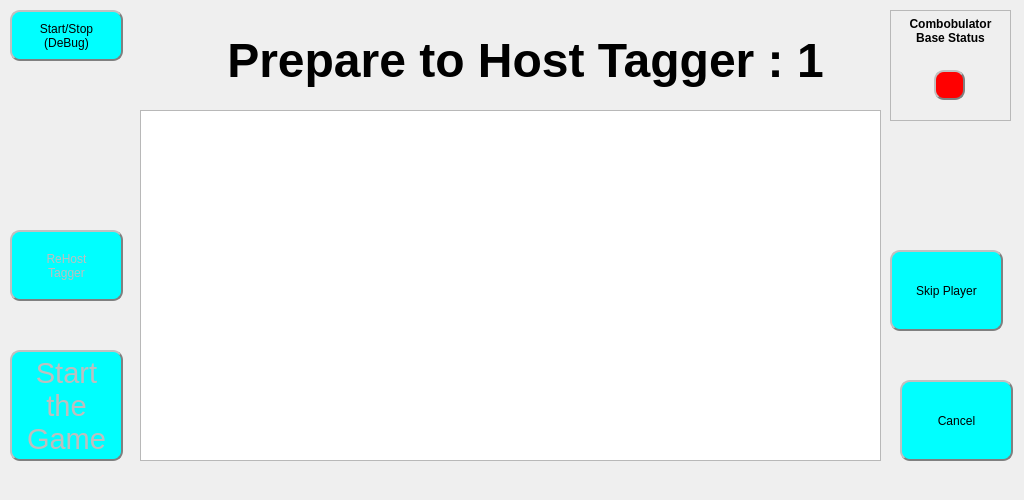
Old version of the form HostGameWindow.ui in the repository rmick/Combobulator.
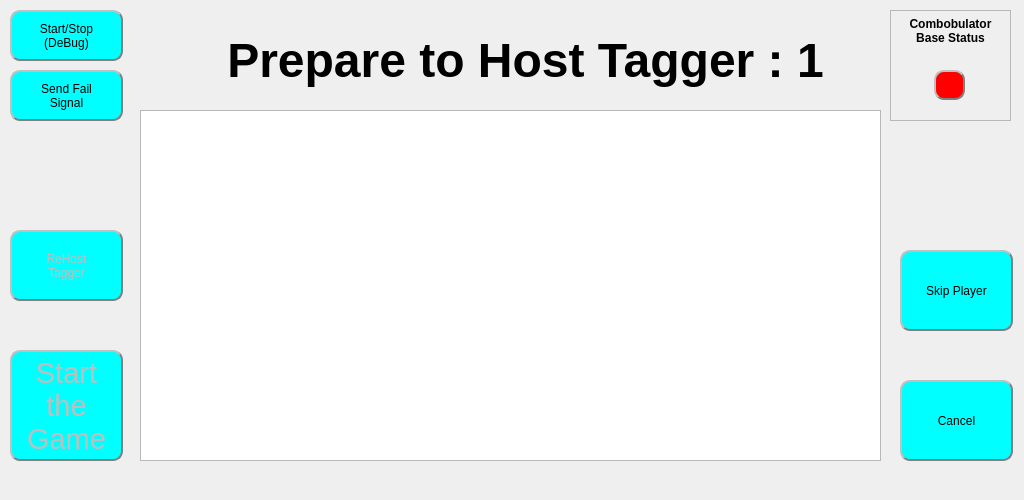
New version of the form.

Patch:
```diff
--- a/HostGameWindow.ui
+++ b/HostGameWindow.ui
@@ -203,7 +203,7 @@
   <widget class="QPushButton" name="btn_SkipPlayer">
    <property name="geometry">
     <rect>
-     <x>890</x>
+     <x>900</x>
      <y>250</y>
      <width>113</width>
      <height>81</height>
@@ -698,6 +698,20 @@
     </property>
    </widget>
   </widget>
+  <widget class="QPushButton" name="btn_FailSend">
+   <property name="geometry">
+    <rect>
+     <x>10</x>
+     <y>70</y>
+     <width>113</width>
+     <height>51</height>
+    </rect>
+   </property>
+   <property name="text">
+    <string>Send Fail
+Signal</string>
+   </property>
+  </widget>
  </widget>
  <resources/>
  <connections/>
```
